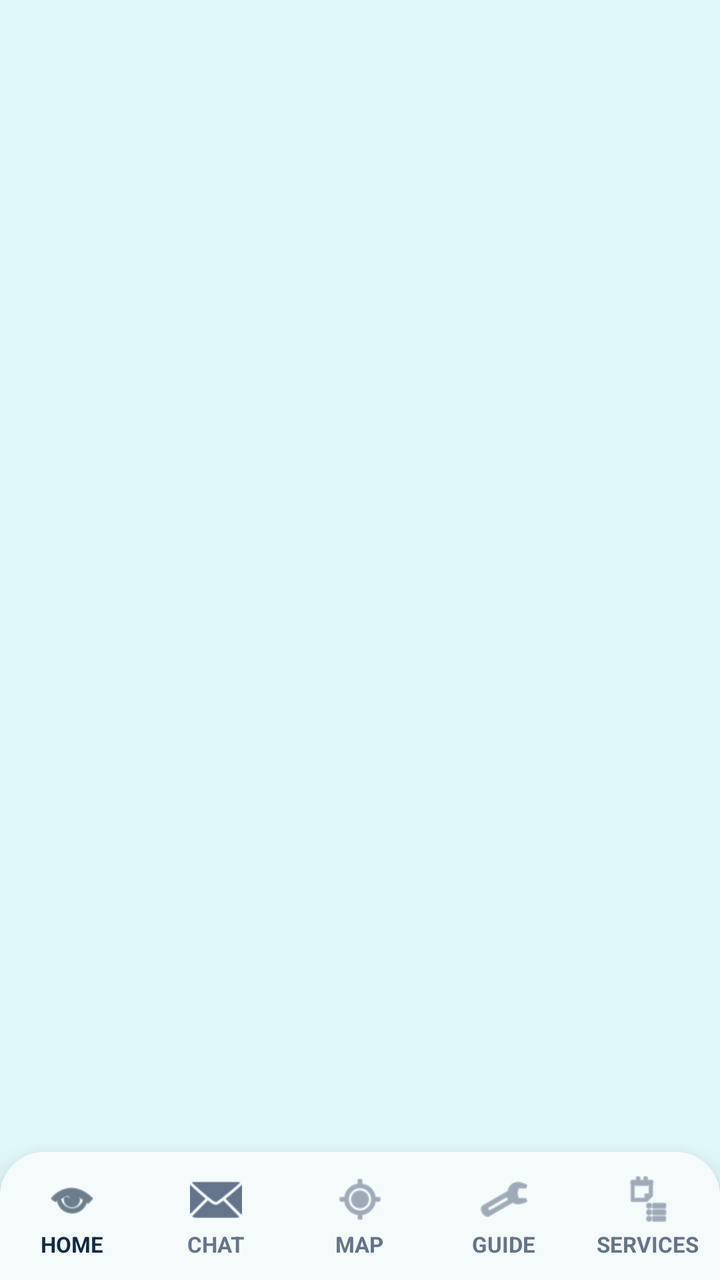
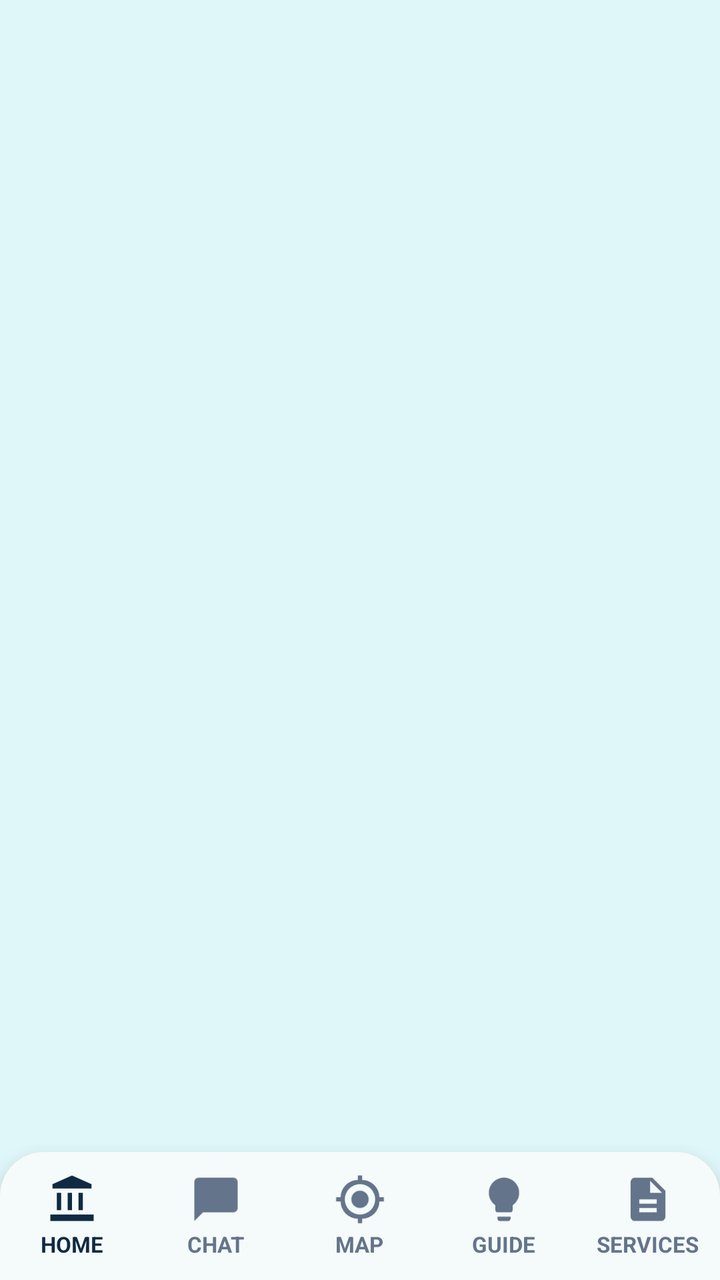

Before-and-after screenshots of an Android layout around one commit, followed by the original layout XML and the change that was made.
<!-- AndroidManifest.xml: application theme Theme.UDOMGo -->
<!-- res/layout/activity_home.xml -->
<?xml version="1.0" encoding="utf-8"?>
<LinearLayout
    xmlns:android="http://schemas.android.com/apk/res/android"
    xmlns:app="http://schemas.android.com/apk/res-auto"
    android:layout_width="match_parent"
    android:layout_height="match_parent"
    android:orientation="vertical"
    android:background="#E0F7FA">

    
    <FrameLayout
        android:id="@+id/fragmentContainer"
        android:layout_width="match_parent"
        android:layout_height="0dp"
        android:layout_weight="1" />

    
    <LinearLayout
        android:layout_width="match_parent"
        android:layout_height="64dp"
        android:orientation="horizontal"
        android:gravity="center"
        android:background="@drawable/bottom_nav_background"
        android:elevation="12dp">

        
        <LinearLayout
            android:id="@+id/homeNav"
            android:layout_width="0dp"
            android:layout_height="match_parent"
            android:layout_weight="1"
            android:orientation="vertical"
            android:gravity="center"
            android:clickable="true"
            android:focusable="true"
            android:background="?attr/selectableItemBackground">

            <ImageView
                android:id="@+id/homeIcon"
                android:layout_width="26dp"
                android:layout_height="26dp"
                android:clickable="false"
                android:focusable="false"
                android:src="@android:drawable/ic_menu_view"
                android:contentDescription="Home"
                app:tint="#102A43" />

            <TextView
                android:id="@+id/homeText"
                android:layout_width="wrap_content"
                android:layout_height="wrap_content"
                android:text="HOME"
                android:textColor="#102A43"
                android:textSize="11sp"
                android:layout_marginTop="2dp"
                android:textStyle="bold" />

        </LinearLayout>


        
        <LinearLayout
            android:id="@+id/chatNav"
            android:layout_width="0dp"
            android:layout_height="match_parent"
            android:layout_weight="1"
            android:orientation="vertical"
            android:gravity="center"
            android:clickable="true"
            android:focusable="true"
            android:background="?attr/selectableItemBackground">

            <ImageView
                android:id="@+id/chatIcon"
                android:layout_width="26dp"
                android:layout_height="26dp"
                android:clickable="false"
                android:focusable="false"
                android:src="@android:drawable/ic_dialog_email"
                android:contentDescription="Chat"
                app:tint="#64748B" />

            <TextView
                android:id="@+id/chatText"
                android:layout_width="wrap_content"
                android:layout_height="wrap_content"
                android:text="CHAT"
                android:textColor="#64748B"
                android:textSize="11sp"
                android:layout_marginTop="2dp"
                android:textStyle="bold" />

        </LinearLayout>


        
        <LinearLayout
            android:id="@+id/mapNav"
            android:layout_width="0dp"
            android:layout_height="match_parent"
            android:layout_weight="1"
            android:orientation="vertical"
            android:gravity="center"
            android:clickable="true"
            android:focusable="true"
            android:background="?attr/selectableItemBackground">

            <ImageView
                android:id="@+id/mapIcon"
                android:layout_width="26dp"
                android:layout_height="26dp"
                android:clickable="false"
                android:focusable="false"
                android:src="@android:drawable/ic_menu_mylocation"
                android:contentDescription="Map"
                app:tint="#64748B" />

            <TextView
                android:id="@+id/mapText"
                android:layout_width="wrap_content"
                android:layout_height="wrap_content"
                android:text="MAP"
                android:textColor="#64748B"
                android:textSize="11sp"
                android:layout_marginTop="2dp"
                android:textStyle="bold" />

        </LinearLayout>


        
        <LinearLayout
            android:id="@+id/guideNav"
            android:layout_width="0dp"
            android:layout_height="match_parent"
            android:layout_weight="1"
            android:orientation="vertical"
            android:gravity="center"
            android:clickable="true"
            android:focusable="true"
            android:background="?attr/selectableItemBackground">

            <ImageView
                android:id="@+id/guideIcon"
                android:layout_width="26dp"
                android:layout_height="26dp"
                android:clickable="false"
                android:focusable="false"
                android:src="@android:drawable/ic_menu_manage"
                android:contentDescription="Guide"
                app:tint="#64748B" />

            <TextView
                android:id="@+id/guideText"
                android:layout_width="wrap_content"
                android:layout_height="wrap_content"
                android:text="GUIDE"
                android:textColor="#64748B"
                android:textSize="11sp"
                android:layout_marginTop="2dp"
                android:textStyle="bold" />

        </LinearLayout>


        
        <LinearLayout
            android:id="@+id/servicesNav"
            android:layout_width="0dp"
            android:layout_height="match_parent"
            android:layout_weight="1"
            android:orientation="vertical"
            android:gravity="center"
            android:clickable="true"
            android:focusable="true"
            android:background="?attr/selectableItemBackground">

            <ImageView
                android:id="@+id/servicesIcon"
                android:layout_width="26dp"
                android:layout_height="26dp"
                android:clickable="false"
                android:focusable="false"
                android:src="@android:drawable/ic_menu_agenda"
                android:contentDescription="Services"
                app:tint="#64748B" />

            <TextView
                android:id="@+id/servicesText"
                android:layout_width="wrap_content"
                android:layout_height="wrap_content"
                android:text="SERVICES"
                android:textColor="#64748B"
                android:textSize="11sp"
                android:layout_marginTop="2dp"
                android:textStyle="bold" />

        </LinearLayout>

    </LinearLayout>

</LinearLayout>
<!-- resources referenced by this layout -->
<resources>
  <!-- drawable bottom_nav_background (drawable) -->
  <?xml version="1.0" encoding="utf-8"?>
  <shape xmlns:android="http://schemas.android.com/apk/res/android"
      android:shape="rectangle">
  
      <solid android:color="#F5FAFA" />
  
      <corners
          android:topLeftRadius="22dp"
          android:topRightRadius="22dp"
          android:bottomLeftRadius="0dp"
          android:bottomRightRadius="0dp" />
  
  </shape>
  <style name="Theme.UDOMGo" parent="Base.Theme.UDOMGo" />
  <style name="Base.Theme.UDOMGo" parent="Theme.Material3.DayNight.NoActionBar">
          
          
      </style>
</resources>

<!-- the commit's change to res/layout/activity_home.xml (unified diff, before → after) -->
@@ -2,6 +2,7 @@
 <LinearLayout
     xmlns:android="http://schemas.android.com/apk/res/android"
     xmlns:app="http://schemas.android.com/apk/res-auto"
+    android:id="@+id/mainHomeLayout"
     android:layout_width="match_parent"
     android:layout_height="match_parent"
     android:orientation="vertical"
@@ -16,6 +17,7 @@
 
     
     <LinearLayout
+        android:id="@+id/bottomNavBar"
         android:layout_width="match_parent"
         android:layout_height="64dp"
         android:orientation="horizontal"
@@ -41,7 +43,7 @@
                 android:layout_height="26dp"
                 android:clickable="false"
                 android:focusable="false"
-                android:src="@android:drawable/ic_menu_view"
+                android:src="@drawable/ic_nav_home"
                 android:contentDescription="Home"
                 app:tint="#102A43" />
 
@@ -76,7 +78,7 @@
                 android:layout_height="26dp"
                 android:clickable="false"
                 android:focusable="false"
-                android:src="@android:drawable/ic_dialog_email"
+                android:src="@drawable/ic_nav_chat"
                 android:contentDescription="Chat"
                 app:tint="#64748B" />
 
@@ -111,7 +113,7 @@
                 android:layout_height="26dp"
                 android:clickable="false"
                 android:focusable="false"
-                android:src="@android:drawable/ic_menu_mylocation"
+                android:src="@drawable/ic_my_location"
                 android:contentDescription="Map"
                 app:tint="#64748B" />
 
@@ -146,7 +148,7 @@
                 android:layout_height="26dp"
                 android:clickable="false"
                 android:focusable="false"
-                android:src="@android:drawable/ic_menu_manage"
+                android:src="@drawable/ic_nav_guide"
                 android:contentDescription="Guide"
                 app:tint="#64748B" />
 
@@ -181,7 +183,7 @@
                 android:layout_height="26dp"
                 android:clickable="false"
                 android:focusable="false"
-                android:src="@android:drawable/ic_menu_agenda"
+                android:src="@drawable/ic_nav_services"
                 android:contentDescription="Services"
                 app:tint="#64748B" />
 
<!-- resource entries referenced after the edit -->
@@ -14,6 +14,63 @@
           android:bottomRightRadius="0dp" />
   
   </shape>
+  <!-- drawable ic_my_location (drawable) -->
+  <vector
+      xmlns:android="http://schemas.android.com/apk/res/android"
+      android:width="24dp"
+      android:height="24dp"
+      android:viewportWidth="24"
+      android:viewportHeight="24">
+  
+      <path
+          android:fillColor="#1E3156"
+          android:pathData="M12,8a4,4 0,1 0,0 8,4 4,0 0,0 0,-8zM20.94,11A8.01,8.01 0,0 0,13 3.06V1h-2v2.06A8.01,8.01 0,0 0,3.06 11H1v2h2.06A8.01,8.01 0,0 0,11 20.94V23h2v-2.06A8.01,8.01 0,0 0,20.94 13H23v-2h-2.06zM12,19a7,7 0,1 1,0 -14,7 7,0 0,1 0,14z"/>
+  
+  </vector>
+  <!-- drawable ic_nav_chat (drawable) -->
+  <vector xmlns:android="http://schemas.android.com/apk/res/android"
+      android:width="24dp"
+      android:height="24dp"
+      android:viewportWidth="24"
+      android:viewportHeight="24"
+      android:tint="?attr/colorControlNormal">
+      <path
+          android:fillColor="@android:color/white"
+          android:pathData="M20,2H4C2.9,2,2,2.9,2,4v18l4,-4h14c1.1,0,2,-0.9,2,-2V4C22,2.9,21.1,2,20,2z" />
+  </vector>
+  <!-- drawable ic_nav_guide (drawable) -->
+  <vector xmlns:android="http://schemas.android.com/apk/res/android"
+      android:width="24dp"
+      android:height="24dp"
+      android:viewportWidth="24"
+      android:viewportHeight="24"
+      android:tint="?attr/colorControlNormal">
+      <path
+          android:fillColor="@android:color/white"
+          android:pathData="M12,2C8.13,2,5,5.13,5,9c0,2.38,1.19,4.47,3,5.74V17c0,0.55,0.45,1,1,1h6c0.55,0,1,-0.45,1,-1v-2.26c1.81,-1.27,3,-3.36,3,-5.74C19,5.13,15.87,2,12,2zM9,21c0,0.55,0.45,1,1,1h4c0.55,0,1,-0.45,1,-1v-1H9V21z" />
+  </vector>
+  <!-- drawable ic_nav_home (drawable) -->
+  <vector xmlns:android="http://schemas.android.com/apk/res/android"
+      android:width="24dp"
+      android:height="24dp"
+      android:viewportWidth="24"
+      android:viewportHeight="24"
+      android:tint="?attr/colorControlNormal">
+      <path
+          android:fillColor="@android:color/white"
+          android:pathData="M12,1L3,5v2h18V5L12,1zM5,9v8h2V9H5zm5,0v8h2V9h-2zm5,0v8h2V9h-2zM2,19v3h20v-3H2z" />
+  </vector>
+  <!-- drawable ic_nav_services (drawable) -->
+  <vector xmlns:android="http://schemas.android.com/apk/res/android"
+      android:width="24dp"
+      android:height="24dp"
+      android:viewportWidth="24"
+      android:viewportHeight="24"
+      android:tint="?attr/colorControlNormal">
+      <path
+          android:fillColor="@android:color/white"
+          android:pathData="M14,2H6C4.9,2,4,2.9,4,4v16c0,1.1,0.9,2,2,2h12c1.1,0,2,-0.9,2,-2V8L14,2zM16,18H8v-2h8V18zM16,14H8v-2h8V14zM13,9V3.5L18.5,9H13z" />
+  </vector>
   <style name="Theme.UDOMGo" parent="Base.Theme.UDOMGo" />
   <style name="Base.Theme.UDOMGo" parent="Theme.Material3.DayNight.NoActionBar">
           
